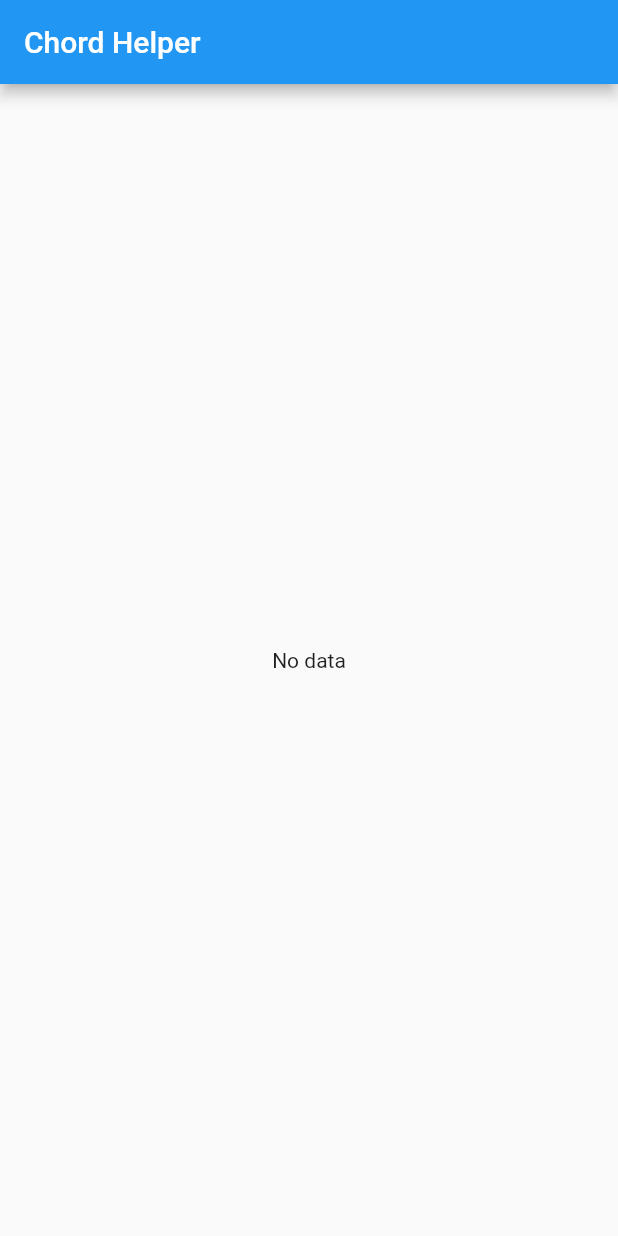
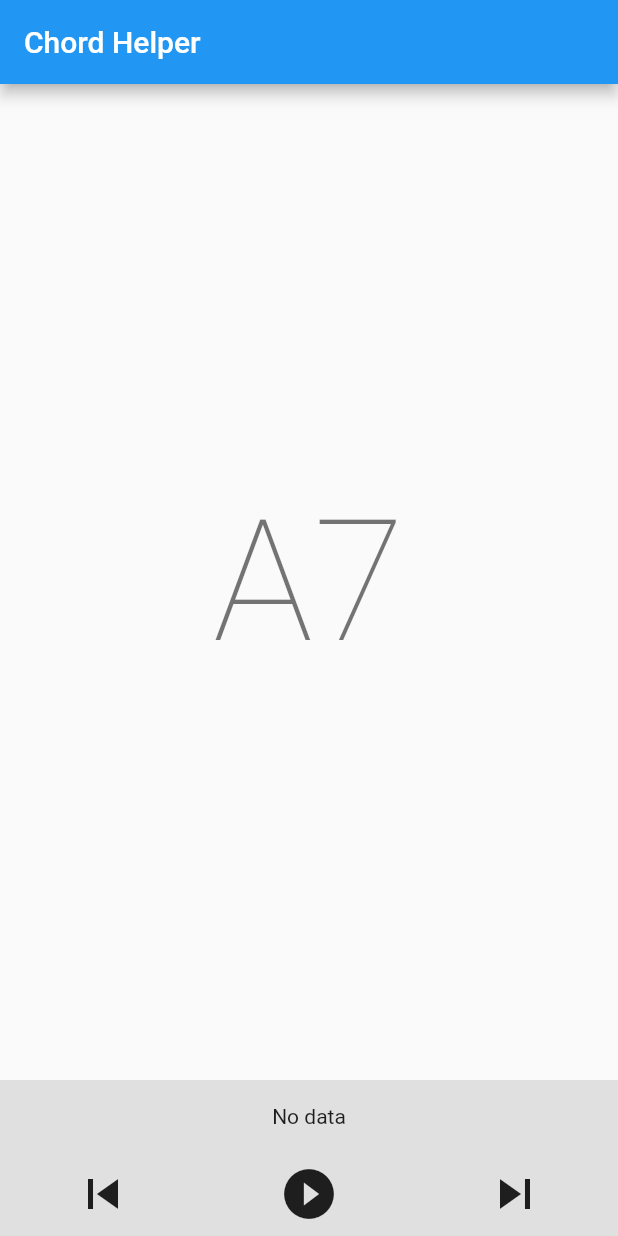
Before and after one commit to tylermercer/chord-helper, a Flutter app: the screen it shows after launch, on a phone screen of 412 x 824 dp. Run offline on Flutter 3.47's test engine with Material 2 defaults, Android fonts, the phone set to English and light mode, and no system bars.

Commit message:
Add method channel to dart layer

```diff
--- a/lib/main.dart
+++ b/lib/main.dart
@@ -28,8 +28,35 @@ class MainPage extends StatefulWidget {
 }
 
 class _MainPageState extends State<MainPage> {
-  static const channel = const EventChannel("net.tylermercer.chordhelper/music");
-  Stream music = channel.receiveBroadcastStream().map<Map<String, dynamic>>((e) => jsonDecode(e as String));
+  static const eventChannel = const EventChannel("net.tylermercer.chordhelper/music");
+  Stream music = eventChannel.receiveBroadcastStream().map<Map<String, dynamic>>((e) => jsonDecode(e as String));
+
+  static const methodChannel = const MethodChannel("net.tylermercer.chordhelper/control");
+  bool isPlaying = false;
+
+  @override
+  void initState() {
+    super.initState();
+    initIsPlaying();
+
+    music.listen((data) {
+      if (data['command'] == "") {
+
+      }
+    });
+  }
+
+  void initIsPlaying() async {
+    methodChannel.invokeMethod("getMediaPlayState").then((playState) {
+      setState(() {
+        isPlaying = playState == "PLAYING";
+      });
+
+      if (playState == "PLAYING") {
+        methodChannel.invokeMethod("pauseMusic");
+      }
+    });
+  }
 
   @override
   Widget build(BuildContext context) {
@@ -37,11 +64,27 @@ class _MainPageState extends State<MainPage> {
       appBar: AppBar(
         title: Text(widget.title),
       ),
-      body: Center(
-        child: Column(
-          mainAxisAlignment: MainAxisAlignment.center,
+      body: Column(
         children: <Widget>[
-            StreamBuilder<Map<String, dynamic>>(
+          Expanded(
+            child: Center(
+              child: Text(
+                "A7",
+                style: Theme.of(context).textTheme.display4,
+              ),
+            ),
+          ),
+          Container(
+            color: Colors.grey[300],
+            padding: EdgeInsets.all(16),
+            alignment: Alignment(0,0),
+            child: Theme(
+              data: Theme.of(context).copyWith(
+                primaryTextTheme: TextTheme(
+
+                )
+              ),
+              child: StreamBuilder<Map<String, dynamic>>(
                 stream: music,
                 builder: (context, snapshot) {
                   if (snapshot.hasData) {
@@ -51,8 +94,36 @@ class _MainPageState extends State<MainPage> {
                   }
                 }
               ),
+            ),
+          ),
+          Container(
+            color: Colors.grey[300],
+            child: Row(
+              mainAxisAlignment: MainAxisAlignment.spaceAround,
+              children: <Widget>[
+                IconButton(
+                  iconSize: 40,
+                  icon: Icon(Icons.skip_previous),
+                onPressed: () => methodChannel.invokeMethod("goToPreviousSong"),
+                ),
+                if (isPlaying) IconButton(
+                  iconSize: 40,
+                  icon: Icon(Icons.pause_circle_filled),
+                  onPressed: () => methodChannel.invokeMethod("pauseMusic"),
+                ) else IconButton(
+                  iconSize: 40,
+                  icon: Icon(Icons.play_circle_filled),
+                  onPressed: () => methodChannel.invokeMethod("playMusic"),
+                ),
+                IconButton(
+                  iconSize: 40,
+                  icon: Icon(Icons.skip_next),
+                  onPressed: () => methodChannel.invokeMethod("goToNextSong"),
+                ),
               ],
             ),
+          )
+        ],
       ),
     );
   }
--- a/pubspec.yaml
+++ b/pubspec.yaml
@@ -14,7 +14,7 @@ description: A new Flutter application.
 version: 1.0.0+1
 
 environment:
-  sdk: ">=2.1.0 <3.0.0"
+  sdk: ">=2.3.0 <3.0.0"
 
 dependencies:
   flutter:
```
Lines whose indentation alone changed are shown as unchanged.
